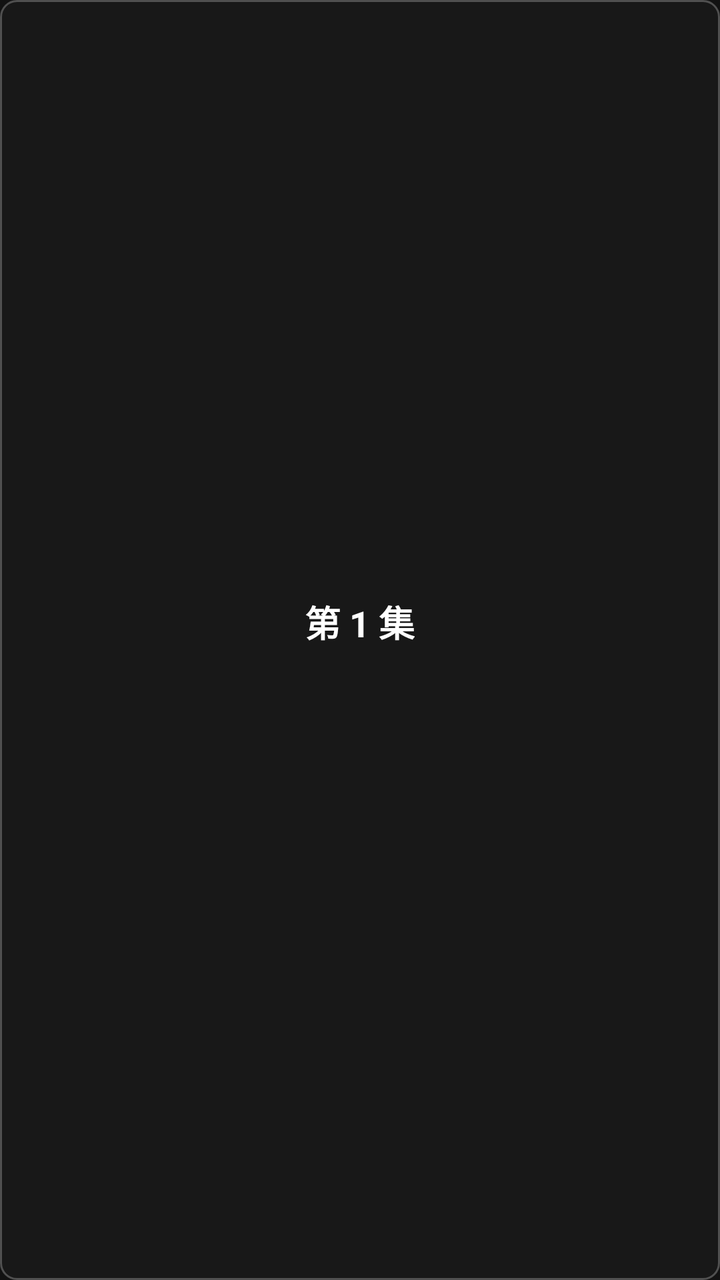
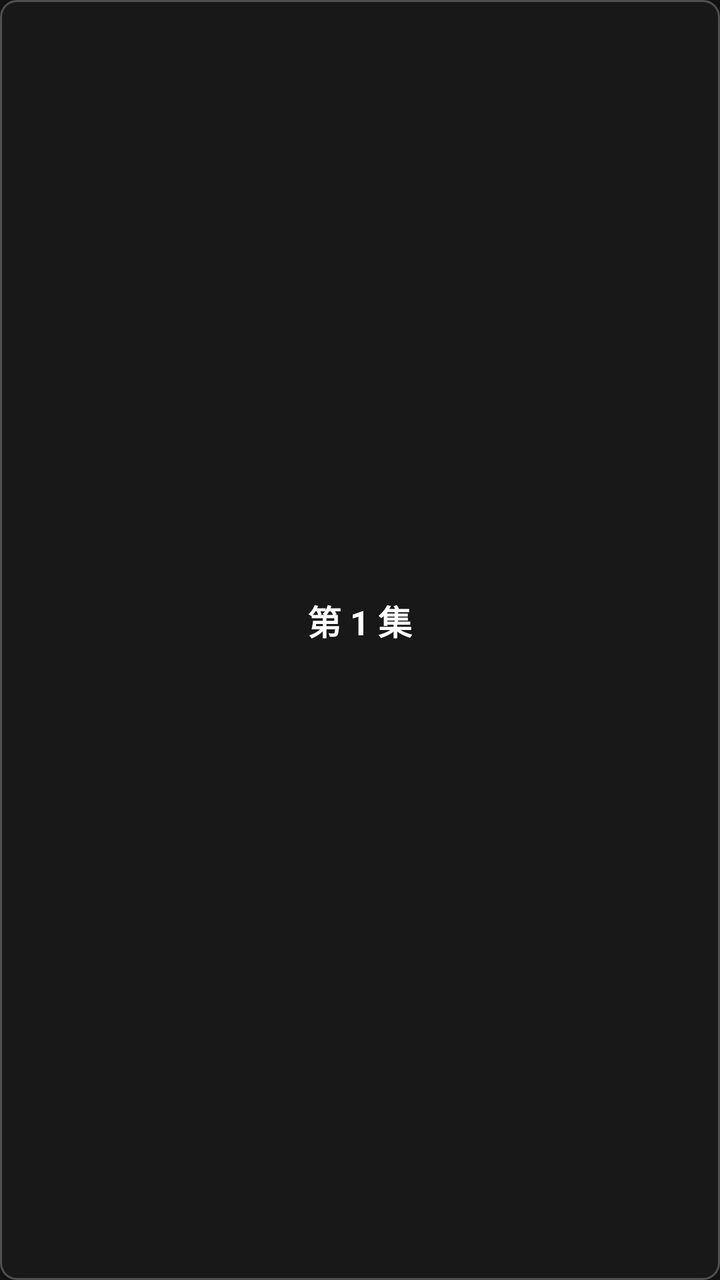

Two renders of the same Android screen: before a commit and after it. Below are the layout's source before the change and the commit's diff.
<!-- AndroidManifest.xml: application theme Theme.BigEyesTV -->
<!-- res/layout/item_episode_grid.xml -->
<?xml version="1.0" encoding="utf-8"?>
<LinearLayout xmlns:android="http://schemas.android.com/apk/res/android"
    android:layout_width="140dp"
    android:layout_height="72dp"
    android:layout_margin="8dp"
    android:background="@drawable/bg_tv_button"
    android:clickable="true"
    android:focusable="true"
    android:focusableInTouchMode="true"
    android:gravity="center"
    android:orientation="vertical"
    android:padding="8dp">

    <TextView
        android:id="@+id/tvEpisodeNumber"
        android:layout_width="wrap_content"
        android:layout_height="wrap_content"
        android:textColor="@color/white"
        android:textSize="18sp"
        android:textStyle="bold"
        android:text="第 1 集" />

    <TextView
        android:id="@+id/tvEpisodeTitle"
        android:layout_width="wrap_content"
        android:layout_height="wrap_content"
        android:layout_marginTop="2dp"
        android:ellipsize="end"
        android:maxLines="1"
        android:textColor="@color/text_secondary"
        android:textSize="12sp"
        android:text="" />

</LinearLayout>
<!-- resources referenced by this layout -->
<resources>
  <color name="text_secondary">#B0BEC5</color>
  <color name="white">#FFFFFFFF</color>
  <!-- drawable bg_tv_button (drawable) -->
  <?xml version="1.0" encoding="utf-8"?>
  <selector xmlns:android="http://schemas.android.com/apk/res/android">
      
      <item android:state_focused="true">
          <shape android:shape="rectangle">
              <solid android:color="#332196F3" />
              <stroke android:width="2.5dp" android:color="#2196F3" />
              <corners android:radius="8dp" />
          </shape>
      </item>
      
      <item android:state_pressed="true">
          <shape android:shape="rectangle">
              <solid android:color="#662196F3" />
              <stroke android:width="2.5dp" android:color="#64B5F6" />
              <corners android:radius="8dp" />
          </shape>
      </item>
      
      <item>
          <shape android:shape="rectangle">
              <solid android:color="#801E1E1E" />
              <stroke android:width="1dp" android:color="#40FFFFFF" />
              <corners android:radius="8dp" />
          </shape>
      </item>
  </selector>
  <style name="Theme.BigEyesTV" parent="Theme.AppCompat.NoActionBar">
          <item name="android:windowBackground">@color/bg_dark</item>
          <item name="android:statusBarColor">@color/black</item>
      </style>
  <color name="bg_dark">#121212</color>
  <color name="black">#FF000000</color>
</resources>

<!-- the commit's change to res/layout/item_episode_grid.xml (unified diff, before → after) -->
@@ -1,34 +1,39 @@
 <?xml version="1.0" encoding="utf-8"?>
 <LinearLayout xmlns:android="http://schemas.android.com/apk/res/android"
-    android:layout_width="140dp"
-    android:layout_height="72dp"
-    android:layout_margin="8dp"
+    android:layout_width="match_parent"
+    android:layout_height="76dp"
+    android:layout_margin="6dp"
     android:background="@drawable/bg_tv_button"
     android:clickable="true"
     android:focusable="true"
     android:focusableInTouchMode="true"
     android:gravity="center"
     android:orientation="vertical"
-    android:padding="8dp">
+    android:paddingStart="10dp"
+    android:paddingTop="8dp"
+    android:paddingEnd="10dp"
+    android:paddingBottom="8dp">
 
     <TextView
         android:id="@+id/tvEpisodeNumber"
         android:layout_width="wrap_content"
         android:layout_height="wrap_content"
+        android:ellipsize="end"
+        android:maxLines="1"
+        android:text="第 1 集"
         android:textColor="@color/white"
-        android:textSize="18sp"
-        android:textStyle="bold"
-        android:text="第 1 集" />
+        android:textSize="17sp"
+        android:textStyle="bold" />
 
     <TextView
         android:id="@+id/tvEpisodeTitle"
         android:layout_width="wrap_content"
         android:layout_height="wrap_content"
-        android:layout_marginTop="2dp"
+        android:layout_marginTop="3dp"
         android:ellipsize="end"
         android:maxLines="1"
+        android:text=""
         android:textColor="@color/text_secondary"
-        android:textSize="12sp"
-        android:text="" />
+        android:textSize="12sp" />
 
 </LinearLayout>
